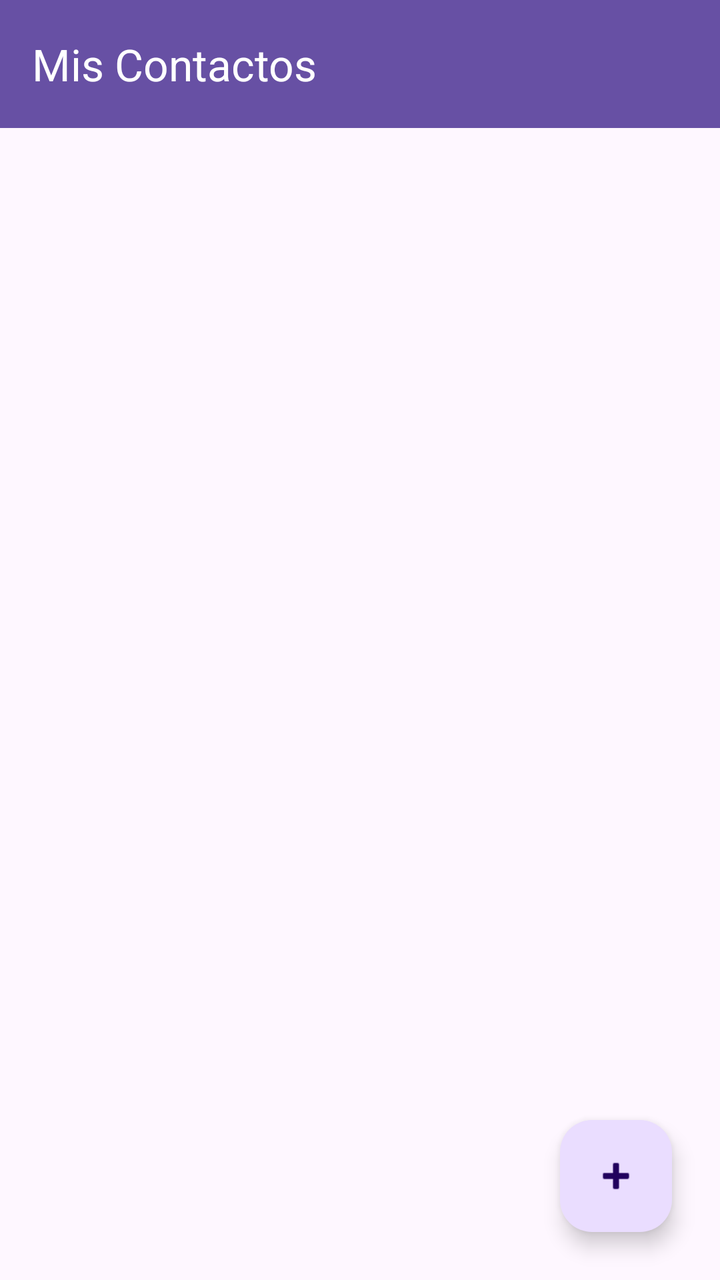
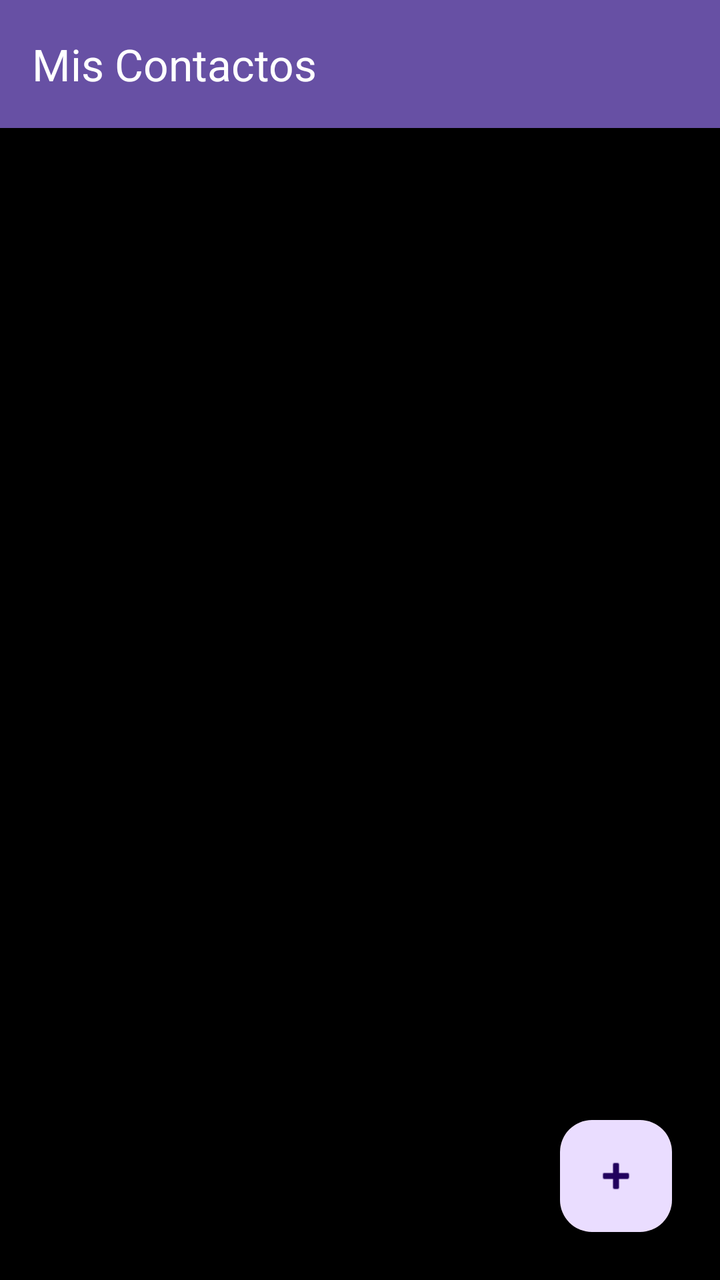

The first picture is an Android layout as it rendered before a commit; the second is the same layout after the commit. The layout source and the unified diff follow.
<!-- AndroidManifest.xml: application theme Theme.App_contactos -->
<!-- res/layout/activity_main.xml -->
<?xml version="1.0" encoding="utf-8"?>
<androidx.coordinatorlayout.widget.CoordinatorLayout xmlns:android="http://schemas.android.com/apk/res/android"
    xmlns:app="http://schemas.android.com/apk/res-auto"
    xmlns:tools="http://schemas.android.com/tools"
    android:layout_width="match_parent"
    android:layout_height="match_parent"
    tools:context=".ui.MainActivity">

    <LinearLayout
        android:layout_width="match_parent"
        android:layout_height="match_parent"
        android:orientation="vertical">

        <com.google.android.material.appbar.MaterialToolbar
            android:id="@+id/toolbar"
            android:layout_width="match_parent"
            android:layout_height="wrap_content"
            android:background="?attr/colorPrimary"
            app:title="Mis Contactos"
            app:titleTextColor="@android:color/white" />

        <TextView
            android:id="@+id/tvEmptyState"
            android:layout_width="match_parent"
            android:layout_height="wrap_content"
            android:layout_marginTop="32dp"
            android:text="No hay contactos guardados.\n¡Toca + para agregar uno!"
            android:textAlignment="center"
            android:textSize="16sp"
            android:visibility="gone" />

        <androidx.recyclerview.widget.RecyclerView
            android:id="@+id/rvContactos"
            android:layout_width="match_parent"
            android:layout_height="match_parent"
            android:clipToPadding="false"
            android:paddingTop="8dp"
            android:paddingBottom="88dp" />

    </LinearLayout>

    <com.google.android.material.floatingactionbutton.FloatingActionButton
        android:id="@+id/fabAgregarContacto"
        android:layout_width="wrap_content"
        android:layout_height="wrap_content"
        android:layout_gravity="bottom|end"
        android:layout_margin="24dp"
        android:contentDescription="Agregar Contacto"
        app:srcCompat="@android:drawable/ic_input_add" />

</androidx.coordinatorlayout.widget.CoordinatorLayout>
<!-- resources referenced by this layout -->
<resources>
  <style name="Theme.App_contactos" parent="Base.Theme.App_contactos" />
  <style name="Base.Theme.App_contactos" parent="Theme.Material3.DayNight.NoActionBar">
          
          
      </style>
</resources>

<!-- the commit's change to res/layout/activity_main.xml (unified diff, before → after) -->
@@ -9,7 +9,8 @@
     <LinearLayout
         android:layout_width="match_parent"
         android:layout_height="match_parent"
-        android:orientation="vertical">
+        android:orientation="vertical"
+        android:background="@color/black">
 
         <com.google.android.material.appbar.MaterialToolbar
             android:id="@+id/toolbar"
<!-- resource entries referenced after the edit -->
@@ -1,5 +1,6 @@
 <!-- resources referenced by this layout -->
 <resources>
+  <color name="black">#FF000000</color>
   <style name="Theme.App_contactos" parent="Base.Theme.App_contactos" />
   <style name="Base.Theme.App_contactos" parent="Theme.Material3.DayNight.NoActionBar">
           
